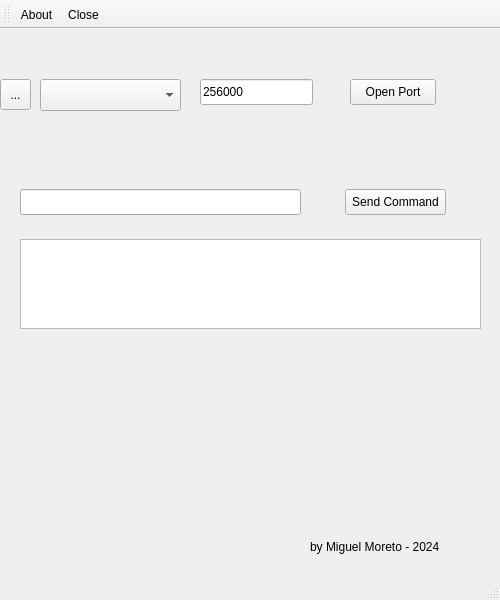
Qt form mainwindow.ui (miguelmoreto/LD2410Bconfig) before a commit.
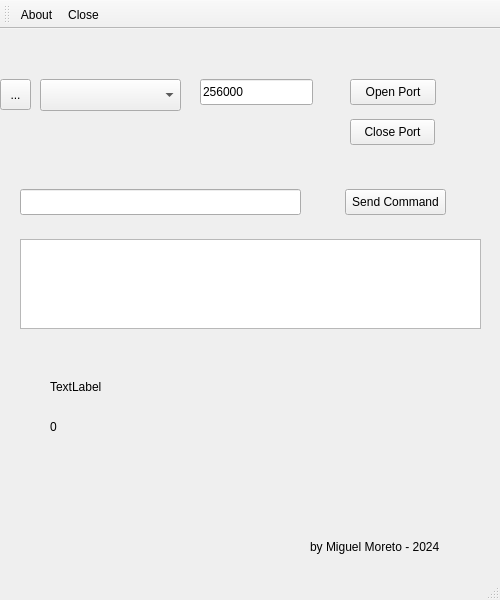
The same form after that commit. Icons and pictures are not drawn.

Commit message: Added serial port read.

Diff of the .ui file:
```diff
--- a/mainwindow.ui
+++ b/mainwindow.ui
@@ -119,6 +119,48 @@
       <normaloff>:/icons/refresh.png</normaloff>:/icons/refresh.png</iconset>
     </property>
    </widget>
+   <widget class="QLabel" name="labelbytes">
+    <property name="geometry">
+     <rect>
+      <x>50</x>
+      <y>350</y>
+      <width>281</width>
+      <height>16</height>
+     </rect>
+    </property>
+    <property name="text">
+     <string>TextLabel</string>
+    </property>
+   </widget>
+   <widget class="QLabel" name="labeltmp">
+    <property name="geometry">
+     <rect>
+      <x>50</x>
+      <y>390</y>
+      <width>54</width>
+      <height>15</height>
+     </rect>
+    </property>
+    <property name="text">
+     <string>0</string>
+    </property>
+    <property name="textFormat">
+     <enum>Qt::PlainText</enum>
+    </property>
+   </widget>
+   <widget class="QPushButton" name="btnClosePort">
+    <property name="geometry">
+     <rect>
+      <x>350</x>
+      <y>90</y>
+      <width>85</width>
+      <height>26</height>
+     </rect>
+    </property>
+    <property name="text">
+     <string>Close Port</string>
+    </property>
+   </widget>
   </widget>
   <widget class="QStatusBar" name="statusbar"/>
   <widget class="QToolBar" name="toolBar">
```
Left out of the diff: 8 changed lines with no effect on the pictures. The commit also changes 3 other files.
